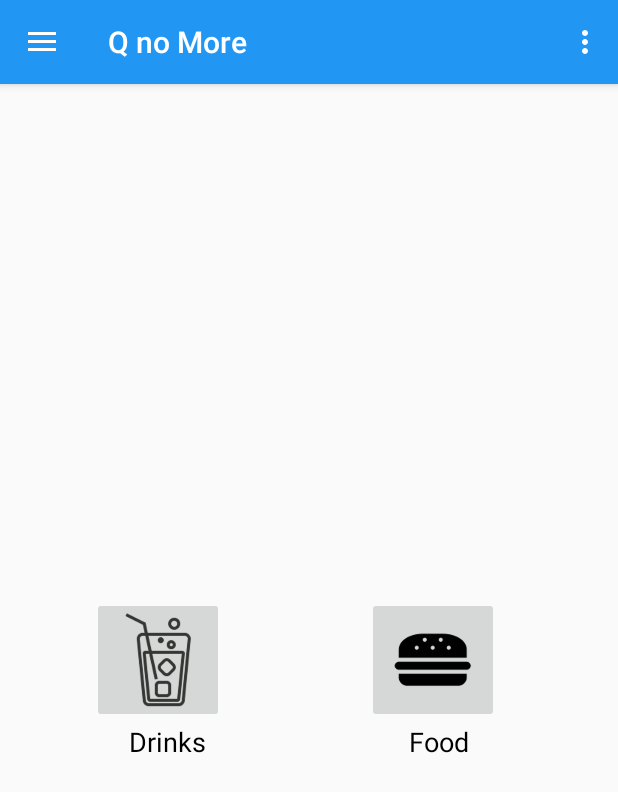
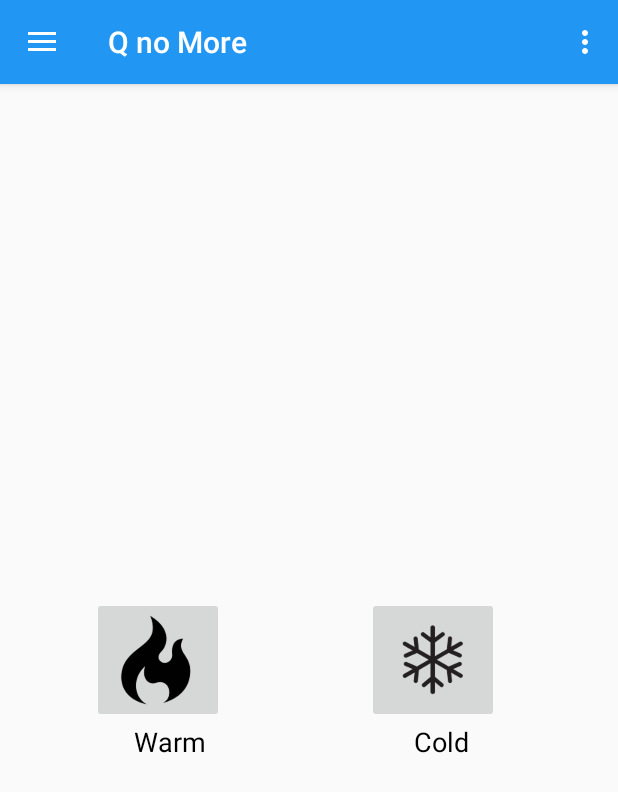
Before and after one commit to Thobber94/q-no-more, an Android app: the MainActivity screen opened directly, with no data from a screen before it, after a tap on "Drinks button", on a phone screen of 412 x 824 dp. Shown: the top 792 px of the screen. Run offline under Robolectric (Android 15) with nearby library versions, the phone set to English and light mode, and no system bars; our stand-ins replace CircleImageView, Picasso; 1 other tap on this screen came first.

Commit message:
Can now chose warm/cold, and go back in the backstack

```diff
--- a/QnoMore/app/src/main/java/net/bergby/qnomore/MainActivity.java
+++ b/QnoMore/app/src/main/java/net/bergby/qnomore/MainActivity.java
@@ -1,5 +1,6 @@
 package net.bergby.qnomore;
 
+import android.app.Fragment;
 import android.app.FragmentManager;
 import android.app.FragmentTransaction;
 import android.content.Intent;
@@ -24,6 +25,7 @@ import de.hdodenhof.circleimageview.CircleImageView;
 import net.bergby.qnomore.fragments.EditProfileFragment;
 import net.bergby.qnomore.fragments.FoodDrinkFragment;
 import net.bergby.qnomore.fragments.HomeFragment;
+import net.bergby.qnomore.fragments.WarmColdFragment;
 
 public class MainActivity extends AppCompatActivity
         implements NavigationView.OnNavigationItemSelectedListener, GoogleApiClient.OnConnectionFailedListener, FoodDrinkFragment.FoodDrinkButtonChosenListener
@@ -77,7 +79,7 @@ public class MainActivity extends AppCompatActivity
         FragmentTransaction fragmentTransaction = fragmentManager.beginTransaction();
 
         HomeFragment homeFragment = new HomeFragment();
-        fragmentTransaction.replace(R.id.content_main, homeFragment);
+        fragmentTransaction.replace(R.id.content_main, homeFragment, "HOME");
         fragmentTransaction.commit();
 
         // Selects the "Home" navigation-drawer item
@@ -102,7 +104,7 @@ public class MainActivity extends AppCompatActivity
         FragmentTransaction fragmentTransaction = fragmentManager.beginTransaction();
 
         FoodDrinkFragment foodDrinkFragment = new FoodDrinkFragment();
-        fragmentTransaction.replace(R.id.content_main, foodDrinkFragment);
+        fragmentTransaction.replace(R.id.content_main, foodDrinkFragment, "FIRST");
 
         fragmentTransaction.addToBackStack(null);
         fragmentTransaction.commit();
@@ -111,10 +113,27 @@ public class MainActivity extends AppCompatActivity
     @Override
     public void onBackPressed()
     {
+        FragmentManager fragmentManager = getFragmentManager();
+        Fragment currentFragment = fragmentManager.findFragmentById(R.id.content_main);
+
+        int backStackEntryCount = getSupportFragmentManager().getBackStackEntryCount();
         DrawerLayout drawer = (DrawerLayout) findViewById(R.id.drawer_layout);
         if (drawer.isDrawerOpen(GravityCompat.START))
         {
             drawer.closeDrawer(GravityCompat.START);
+        }
+        // If it is anything in the backstack
+        else if (backStackEntryCount == 0)
+        {
+            // If the current fragment don't got the tag "first", go back
+            if (!"FIRST".equals(currentFragment.getTag()))
+            {
+                getFragmentManager().popBackStack();
+            }
+            else
+            {
+                Log.i("Message", "On FIRST fragment");
+            }
         }
     }
 
@@ -156,7 +175,7 @@ public class MainActivity extends AppCompatActivity
         if (id == R.id.nav_home)
         {
             HomeFragment homeFragment = new HomeFragment();
-            fragmentTransaction.replace(R.id.content_main, homeFragment);
+            fragmentTransaction.replace(R.id.content_main, homeFragment, "HOME");
             if (findViewById(R.id.fab).getVisibility() == View.GONE)
             {
                 findViewById(R.id.fab).setVisibility(View.VISIBLE);
@@ -192,6 +211,10 @@ public class MainActivity extends AppCompatActivity
     @Override
     public void onFoodDrinkButtonSelected(int button)
     {
+        // Fragments
+        FragmentManager fragmentManager = getFragmentManager();
+        FragmentTransaction fragmentTransaction = fragmentManager.beginTransaction();
+
         /*
         Button 1: Drinks
         Button 2: Food
@@ -199,14 +222,20 @@ public class MainActivity extends AppCompatActivity
         if (button == 1)
         {
             Log.d("Button", "Drinks");
+            WarmColdFragment warmColdFragment = new WarmColdFragment();
+            fragmentTransaction.replace(R.id.content_main, warmColdFragment, "SECOND");
         }
         else if (button == 2)
         {
             Log.d("Button", "Food");
+            WarmColdFragment warmColdFragment = new WarmColdFragment();
+            fragmentTransaction.replace(R.id.content_main, warmColdFragment, "SECOND");
         }
         else
         {
             Log.e("Error", "An error has occurred");
         }
+        fragmentTransaction.addToBackStack(null);
+        fragmentTransaction.commit();
     }
 }
--- a/QnoMore/app/src/main/java/net/bergby/qnomore/fragments/FoodDrinkFragment.java
+++ b/QnoMore/app/src/main/java/net/bergby/qnomore/fragments/FoodDrinkFragment.java
@@ -19,7 +19,7 @@ public class FoodDrinkFragment extends Fragment implements View.OnClickListener
     }
 
     private View view;
-    FoodDrinkButtonChosenListener mCallback;
+    private FoodDrinkButtonChosenListener mCallback;
 
     public FoodDrinkFragment()
     {
@@ -49,7 +49,7 @@ public class FoodDrinkFragment extends Fragment implements View.OnClickListener
         view = inflater.inflate(R.layout.fragment_food_drink, container, false);
 
         ImageButton drinksButton = (ImageButton) view.findViewById(R.id.imageButtonDrink);
-        ImageButton foodButton = (ImageButton) view.findViewById(R.id.imageButtonFood);
+        ImageButton foodButton = (ImageButton) view.findViewById(R.id.imageButtonCold);
         foodButton.setOnClickListener(this);
         drinksButton.setOnClickListener(this);
 
@@ -70,7 +70,7 @@ public class FoodDrinkFragment extends Fragment implements View.OnClickListener
     {
         switch (view.getId())
         {
-            case R.id.imageButtonFood:
+            case R.id.imageButtonCold:
                 mCallback.onFoodDrinkButtonSelected(2);
                 break;
             case R.id.imageButtonDrink:
--- a/QnoMore/app/src/main/java/net/bergby/qnomore/fragments/WarmColdFragment.java
+++ b/QnoMore/app/src/main/java/net/bergby/qnomore/fragments/WarmColdFragment.java
@@ -1,21 +1,26 @@
 package net.bergby.qnomore.fragments;
 
 
+import android.app.Fragment;
 import android.os.Bundle;
-import android.support.v4.app.Fragment;
 import android.util.Log;
 import android.view.LayoutInflater;
 import android.view.View;
 import android.view.ViewGroup;
-
+import android.widget.ImageButton;
 import net.bergby.qnomore.R;
 
-/**
- * A simple {@link Fragment} subclass.
- */
-public class WarmColdFragment extends Fragment
+
+public class WarmColdFragment extends Fragment implements View.OnClickListener
 {
 
+    public interface HotColdButtonChosenListener
+    {
+        void onHotColdButtonSelected(int button);
+    }
+
+    private View view;
+    private HotColdButtonChosenListener mCallback;
 
     public WarmColdFragment()
     {
@@ -27,8 +32,28 @@ public class WarmColdFragment extends Fragment
     public View onCreateView(LayoutInflater inflater, ViewGroup container,
                              Bundle savedInstanceState)
     {
+        view = inflater.inflate(R.layout.fragment_warm_cold, container, false);
         // Inflate the layout for this fragment
-        return inflater.inflate(R.layout.fragment_warm_cold, container, false);
+        ImageButton coldButton = (ImageButton) view.findViewById(R.id.imageButtonCold);
+        ImageButton warmButton = (ImageButton) view.findViewById(R.id.imageButtonWarm);
+        coldButton.setOnClickListener(this);
+        warmButton.setOnClickListener(this);
+
+        // Makes sure the fab button is gone
+        if (view.findViewById(R.id.fab) != null)
+        {
+            if (view.findViewById(R.id.fab).getVisibility() == View.VISIBLE)
+            {
+                view.findViewById(R.id.fab).setVisibility(View.GONE);
+            }
+        }
+        return view;
+    }
+
+    @Override
+    public void onClick(View view)
+    {
+        Log.d("Button", "Clicked!");
     }
 
 }
--- a/QnoMore/app/src/main/res/layout/fragment_food_drink.xml
+++ b/QnoMore/app/src/main/res/layout/fragment_food_drink.xml
@@ -24,7 +24,7 @@
             android:layout_width="wrap_content"
             android:layout_height="wrap_content"
             app:srcCompat="@drawable/image_food"
-            android:id="@+id/imageButtonFood"
+            android:id="@+id/imageButtonCold"
             android:layout_marginRight="63dp"
             android:layout_marginEnd="63dp"
             android:visibility="visible"
@@ -55,7 +55,7 @@
             android:textColor="@android:color/black"
             android:layout_marginRight="20dp"
             android:layout_marginEnd="20dp"
-            android:layout_below="@+id/imageButtonFood"
-            android:layout_alignRight="@+id/imageButtonFood"
-            android:layout_alignEnd="@+id/imageButtonFood"/>
+            android:layout_below="@+id/imageButtonCold"
+            android:layout_alignRight="@+id/imageButtonCold"
+            android:layout_alignEnd="@+id/imageButtonCold"/>
 </RelativeLayout>
--- a/QnoMore/app/src/main/res/layout/fragment_warm_cold.xml
+++ b/QnoMore/app/src/main/res/layout/fragment_warm_cold.xml
@@ -12,7 +12,7 @@
             app:srcCompat="@drawable/image_warm"
             android:layout_marginLeft="45dp"
             android:layout_marginStart="45dp"
-            android:id="@+id/imageButtonDrink"
+            android:id="@+id/imageButtonWarm"
             android:layout_centerVertical="true"
             android:layout_alignParentLeft="true"
             android:layout_alignParentStart="true"
@@ -23,11 +23,11 @@
             android:layout_width="wrap_content"
             android:layout_height="wrap_content"
             app:srcCompat="@drawable/image_cold"
-            android:id="@+id/imageButtonFood"
+            android:id="@+id/imageButtonCold"
             android:layout_marginRight="63dp"
             android:layout_marginEnd="63dp"
             android:visibility="visible"
-            android:layout_alignTop="@+id/imageButtonDrink"
+            android:layout_alignTop="@+id/imageButtonWarm"
             android:layout_alignParentRight="true"
             android:layout_alignParentEnd="true"
             android:contentDescription="@string/cold_button"/>
@@ -41,9 +41,9 @@
             android:textColor="@android:color/black"
             android:layout_marginRight="12dp"
             android:layout_marginEnd="12dp"
-            android:layout_below="@+id/imageButtonDrink"
-            android:layout_alignRight="@+id/imageButtonDrink"
-            android:layout_alignEnd="@+id/imageButtonDrink"/>
+            android:layout_below="@+id/imageButtonWarm"
+            android:layout_alignRight="@+id/imageButtonWarm"
+            android:layout_alignEnd="@+id/imageButtonWarm"/>
 
     <TextView
             android:text="@string/cold"
@@ -54,8 +54,8 @@
             android:textColor="@android:color/black"
             android:layout_marginRight="20dp"
             android:layout_marginEnd="20dp"
-            android:layout_below="@+id/imageButtonFood"
-            android:layout_alignRight="@+id/imageButtonFood"
-            android:layout_alignEnd="@+id/imageButtonFood"/>
+            android:layout_below="@+id/imageButtonCold"
+            android:layout_alignRight="@+id/imageButtonCold"
+            android:layout_alignEnd="@+id/imageButtonCold"/>
 
 </RelativeLayout>
```
